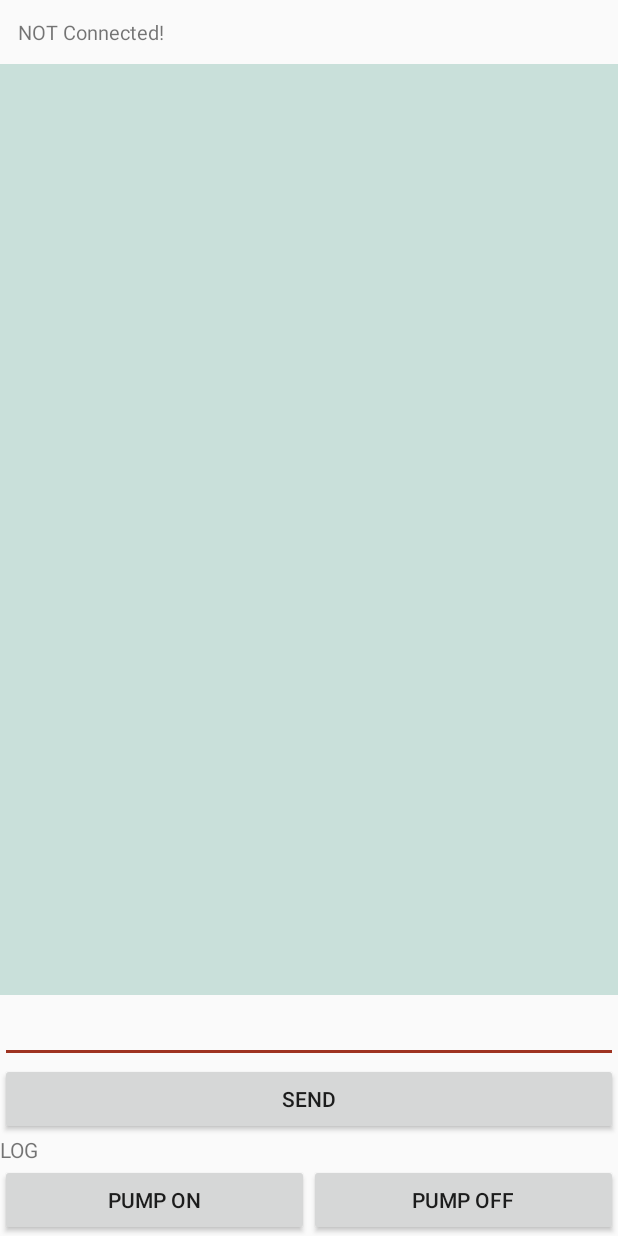
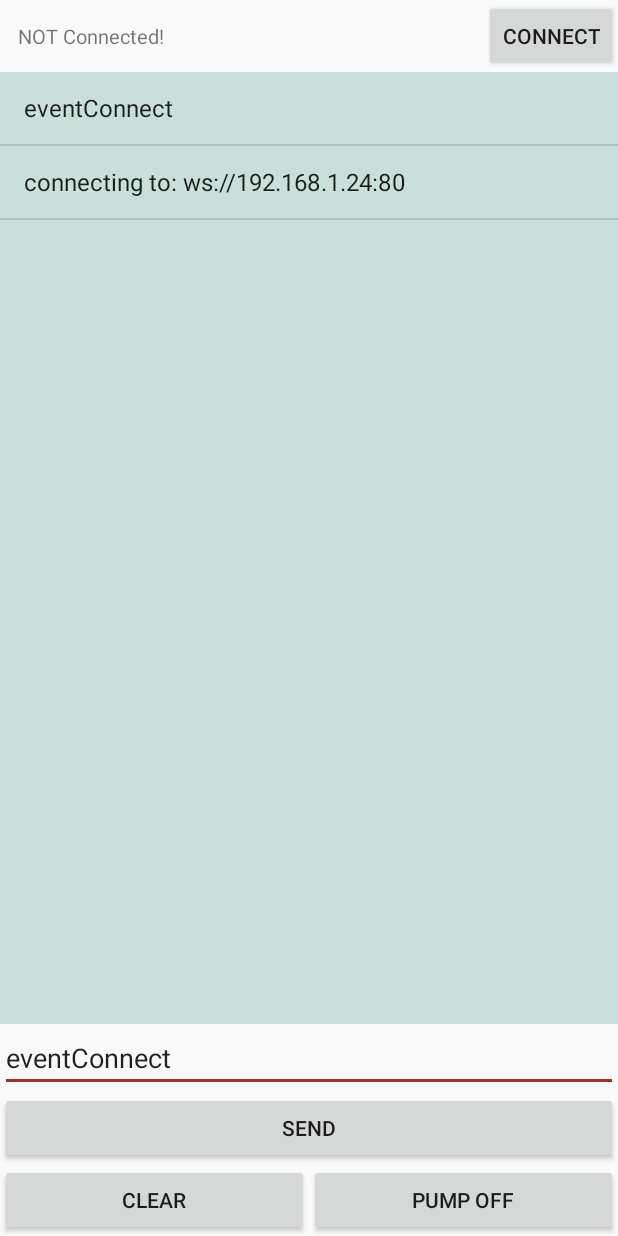
Before and after one commit to DubyOriginal/RCMower, an Android app: the TestLogActivity screen opened directly, with no data from a screen before it, after a tap on "SEND", on a phone screen of 412 x 824 dp. Run offline under Robolectric (Android 15) with nearby library versions, the phone set to English and light mode, and no system bars; libraries missing offline, so code that uses them is left out: org.java_websocket.client, org.java_websocket.drafts, org.java_websocket.handshake; 1 statement that could not run was skipped; 2 other taps on this screen came first.

Commit message:
Mower Web Socket Client - building 1

```diff
--- a/app/src/main/java/hr/duby/rcmower/Const.java
+++ b/app/src/main/java/hr/duby/rcmower/Const.java
@@ -18,7 +18,8 @@
 
     //WEB SOCKET URI
     //**********************************************************************************************
-    public static final String WS_URI = "ws://192.168.4.1:81";
+    //public static final String WS_URI = "ws://192.168.4.1:81";
+    public static final String WS_URI = "ws://192.168.244.1:81";
 
     //WEB API - REST
     //**********************************************************************************************
@@ -40,6 +41,7 @@
     //shared prefs key
     public static final String PREF_IP = "PREF_IP";
     public static final String PREF_PORT = "PREF_PORT";
+    public static final String PREF_WS = "PREF_WS";
 
     //GENERAL
     //**********************************************************************************************
--- a/app/src/main/java/hr/duby/rcmower/activities/InfoActivity.java
+++ b/app/src/main/java/hr/duby/rcmower/activities/InfoActivity.java
@@ -37,7 +37,6 @@
         initGUI();
 
         MowerWSClient.getInstance().connectWebSocket(new MowerWSClient.OnWebSocketEvent(){
-
             @Override
             public void onWebSocketEvent(String eventCode, String eventMsg) {
                 DLog("eventCode: " + eventCode + ", eventMsg: " + eventMsg);
--- a/app/src/main/java/hr/duby/rcmower/activities/SetupActivity.java
+++ b/app/src/main/java/hr/duby/rcmower/activities/SetupActivity.java
@@ -54,6 +54,9 @@
                 if (ipaddress != null && port != null && ipaddress.length() > 0 && port.length()>0){
                     BasicUtils.setVALUEToSharedPrefs(this, Const.PREF_IP, ipaddress);
                     BasicUtils.setVALUEToSharedPrefs(this, Const.PREF_PORT, port);
+
+                    String ws = "ws://" + ipaddress + ":" + port;
+                    BasicUtils.setVALUEToSharedPrefs(this, Const.PREF_WS, ws);
                 }
                 break;
         }
--- a/app/src/main/java/hr/duby/rcmower/activities/TestLogActivity.java
+++ b/app/src/main/java/hr/duby/rcmower/activities/TestLogActivity.java
@@ -20,7 +20,9 @@
 import java.net.URISyntaxException;
 import java.util.ArrayList;
 
+import hr.duby.rcmower.Const;
 import hr.duby.rcmower.R;
+import hr.duby.rcmower.util.BasicUtils;
 
 public class TestLogActivity extends AppCompatActivity implements View.OnClickListener, AdapterView.OnItemClickListener {
 
@@ -34,9 +36,8 @@
     //WIDGETS
     private ListView m_list_view;
     private TextView m_text_view;
-    private TextView m_tv_log;
     private EditText etInputMsg;
-    private Button btnSendMsg, btnPumpOn, btnPumpOff;
+    private Button btnConnect, btnSendMsg, btnClrScr_sta, btnPumpOff;
 
     private WebSocketClient mWebSocketClient;
 
@@ -45,7 +46,7 @@
     //**********************************************************************************************
     public void onCreate(Bundle savedInstanceState) {
         super.onCreate(savedInstanceState);
-        setContentView(R.layout.activity_socket_test);
+        setContentView(R.layout.activity_test_log);
 
         msgCodeList = new ArrayList<String>();
 
@@ -57,24 +58,22 @@
         m_text_view = (TextView) findViewById(R.id.id_tv);
         m_text_view.setText("NOT Connected!");
 
-
-        m_tv_log = (TextView) findViewById(R.id.tv_log);
-        m_tv_log.setText("LOG");
-
         etInputMsg = (EditText) findViewById(R.id.etInputMsg_sta);
 
+        btnConnect = (Button) findViewById(R.id.btnConnect);
         btnSendMsg = (Button) findViewById(R.id.btnSendMsg_sta);
-        btnPumpOn = (Button) findViewById(R.id.btnPumpOn_sta);
+        btnClrScr_sta = (Button) findViewById(R.id.btnClrScr_sta);
         btnPumpOff = (Button) findViewById(R.id.btnPumpOff_sta);
 
+        btnConnect.setOnClickListener(this);
         btnSendMsg.setOnClickListener(this);
-        btnPumpOn.setOnClickListener(this);
+        btnClrScr_sta.setOnClickListener(this);
         btnPumpOff.setOnClickListener(this);
 
         //m_client_thread = new Thread(this);
         //m_client_thread.start();
 
-        connectWebSocket();
+        //connectWebSocket();
 
     }
 
@@ -96,11 +95,23 @@
         });
     }
 
+    private void clearList() {
+        runOnUiThread(new Runnable() {
+            @Override
+            public void run() {
+                msgCodeList.clear();
+                m_adapter.notifyDataSetChanged();
+            }
+        });
+    }
+
     //***********************************************************************************************************************************
     private void connectWebSocket() {
+        String WSUrl = BasicUtils.getVALUEFromSharedPrefs(this, Const.PREF_WS, "ws://192.168.4.1:81");
+        updateMsgList("connecting to: " + WSUrl);
         URI uri;
         try {
-            uri = new URI("ws://192.168.4.1:81");
+            uri = new URI(WSUrl);
         } catch (URISyntaxException e) {
             e.printStackTrace();
             return;
@@ -114,19 +125,20 @@
                 updateMsgList("Websocket Opened");
                 mWebSocketClient.send("Hello from " + Build.MANUFACTURER + " " + Build.MODEL);
 
-                DLog("mWebSocketClient.getDraft: " + mWebSocketClient.getDraft());
-                DLog("mWebSocketClient.getURI: " + mWebSocketClient.getURI());
-                DLog("mWebSocketClient.getConnection: " + mWebSocketClient.getConnection());
+                //DLog("mWebSocketClient.getDraft: " + mWebSocketClient.getDraft());
+                //DLog("mWebSocketClient.getURI: " + mWebSocketClient.getURI());
+                //DLog("mWebSocketClient.getConnection: " + mWebSocketClient.getConnection());
             }
 
             @Override
             public void onMessage(String s) {
+                DLog("onMessage -> " + s);
                 final String message = s;
                 runOnUiThread(new Runnable() {
                     @Override
                     public void run() {
-                        m_tv_log.setText(m_tv_log.getText() + "\n" + message);
-                        DLog("onMessage -> " + message);
+                        //m_tv_log.setText(m_tv_log.getText() + "\n" + message);
+                        updateMsgList(">> " + message);
                     }
                 });
             }
@@ -171,8 +183,14 @@
 
         int vId = view.getId();
         //******************************************
-        if (vId == R.id.btnPumpOn_sta) {
-            msg_code = "p_on";
+        if (vId == R.id.btnConnect) {
+            eventConnect();
+            return;
+
+        }else if (vId == R.id.btnClrScr_sta){
+            clearList();
+            return;
+
         } else if (vId == R.id.btnPumpOff_sta) {
             msg_code = "p_off";
         } else if (vId == R.id.btnSendMsg_sta) {
@@ -189,6 +207,14 @@
 
     }
 
+    // EVENT HANDLING
+    //***********************************************************************************************************************************
+    //***********************************************************************************************************************************
+    private void eventConnect(){
+        updateMsgList("eventConnect");
+        connectWebSocket();
+    }
+
 
     //**********************************************************************************************
     private void DLog(String msg) {
--- a/app/src/main/res/layout/activity_socket_test.xml
+++ b/app/src/main/res/layout/activity_test_log.xml
@@ -6,13 +6,28 @@
     android:orientation="vertical"
     tools:context="hr.duby.rcmower.activities.TestLogActivity">
 
-    <TextView
-        android:id="@+id/id_tv"
-        android:layout_width="fill_parent"
+    <LinearLayout
+        android:layout_width="match_parent"
         android:layout_height="wrap_content"
-        android:padding="12dp"
-        android:text="fasdfasdf"
-        android:textSize="13dp" />
+        android:orientation="horizontal"
+        android:gravity="end">
+
+        <TextView
+            android:id="@+id/id_tv"
+            android:layout_width="0dp"
+            android:layout_height="wrap_content"
+            android:layout_weight="1"
+            android:padding="12dp"
+            android:text="NOT Connected!"
+            android:textSize="13dp" />
+
+        <Button
+            android:id="@+id/btnConnect"
+            android:text="CONNECT"
+            android:layout_width="wrap_content"
+            android:layout_height="wrap_content" />
+    </LinearLayout>
+
 
     <ListView
         android:id="@+id/id_list"
@@ -38,11 +53,6 @@
             android:layout_weight="1"
             android:text="SEND" />
 
-        <TextView
-            android:id="@+id/tv_log"
-            android:layout_width="wrap_content"
-            android:layout_height="match_parent"
-            android:text="LOG"/>
     </LinearLayout>
 
     <LinearLayout
@@ -51,11 +61,11 @@
         android:orientation="horizontal">
 
         <Button
-            android:id="@+id/btnPumpOn_sta"
+            android:id="@+id/btnClrScr_sta"
             android:layout_width="50pt"
             android:layout_height="wrap_content"
             android:layout_weight="1"
-            android:text="pump on" />
+            android:text="Clear" />
 
         <Button
             android:id="@+id/btnPumpOff_sta"
```
